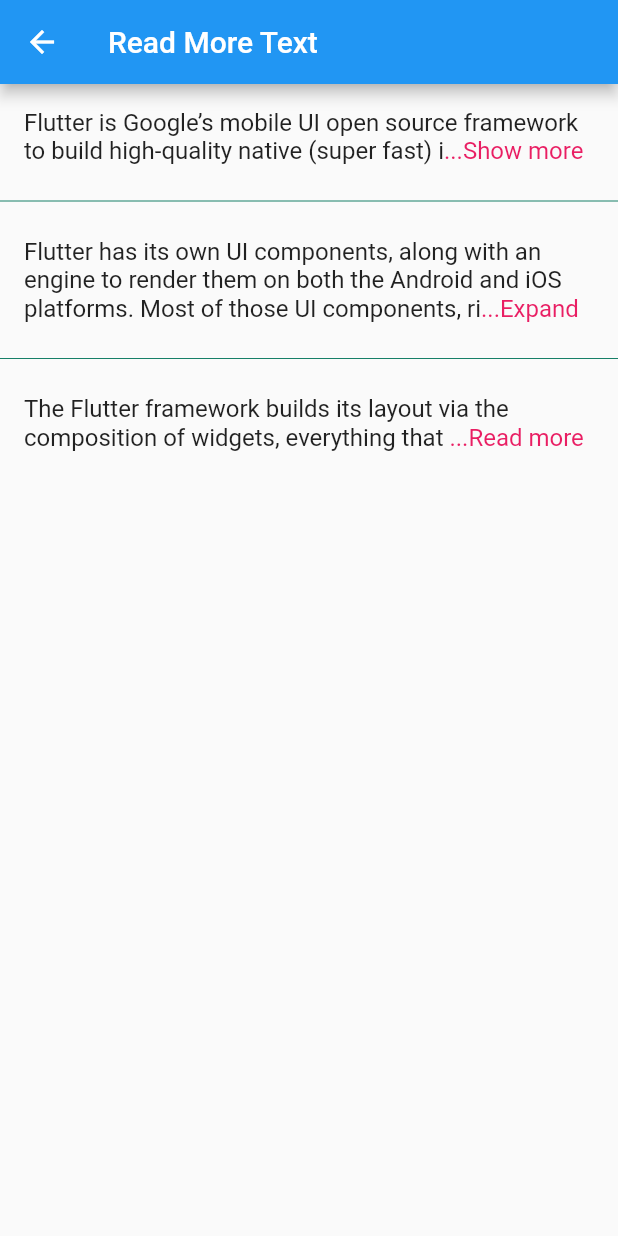
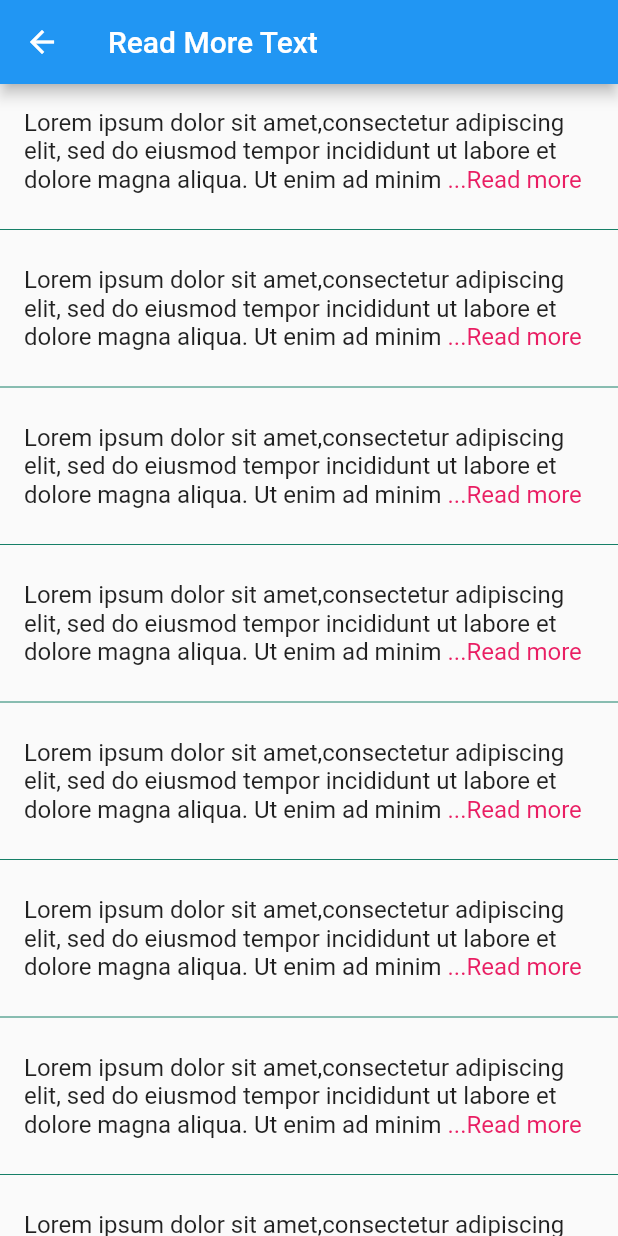
Before and after one commit to elirehema/iirc_flutter_d, a Flutter app: the HelpScreen screen opened directly, on a phone screen of 412 x 824 dp. Run offline on Flutter 3.47's test engine with Material 2 defaults, Android fonts, the phone set to English and light mode, and no system bars; our stand-ins replace backdrop, badges, charts_flutter, connectivity, flutter_secure_storage, font_awesome_flutter and 2 more; accounts and stored records are empty.

Commit message:
Added Iterate function in Help Screen

```diff
--- a/lib/items_widget/read_more_text.dart
+++ b/lib/items_widget/read_more_text.dart
@@ -1,4 +1,3 @@
-
 import 'package:flutter/gestures.dart';
 import 'package:flutter/material.dart';
 
@@ -124,8 +123,7 @@ class ReadMoreTextState extends State<ReadMoreText> {
             textSize.height,
           ));
           endIndex = textPainter.getOffsetBefore(pos.offset);
-        }
-        else {
+        } else {
           var pos = textPainter.getPositionForOffset(
             textSize.bottomLeft(Offset.zero),
           );
--- a/lib/screens/screen_help.dart
+++ b/lib/screens/screen_help.dart
@@ -4,6 +4,13 @@ import 'package:flutter/material.dart';
 import '../items_widget/read_more_text.dart';
 
 class HelpScreen extends StatelessWidget{
+  final String lorem = 'Lorem ipsum dolor sit amet,'+
+  'consectetur adipiscing elit, sed do eiusmod tempor incididunt '+
+  'ut labore et dolore magna aliqua. Ut enim ad minim veniam, quis '+
+  'nostrud exercitation ullamco laboris nisi ut aliquip ex ea commodo consequat.'+
+  ' Duis aute irure dolor in reprehenderit in voluptate velit esse cillum dolore eu fugiat nulla pariatur'+
+   'Excepteur sint occaecat cupidatat non proident, sunt in culpa qui officia deserunt mollit anim id est'+
+    'laborum';
   @override
  Widget build(BuildContext context) {
     return Scaffold(
@@ -20,48 +27,7 @@ class HelpScreen extends StatelessWidget{
         child: SingleChildScrollView(
           child: Column(
             crossAxisAlignment: CrossAxisAlignment.start,
-            children: <Widget>[
-              Padding(
-                padding: const EdgeInsets.all(16.0),
-                child: ReadMoreText(
-                  'Flutter is Google’s mobile UI open source framework to build high-quality native (super fast) interfaces for iOS and Android apps with the unified codebase.',
-                  trimLines: 2,
-                  colorClickableText: Colors.pink,
-                  trimMode: TrimMode.Line,
-                  trimCollapsedText: '...Show more',
-                  trimExpandedText: ' show less',
-                ),
-              ),
-              Divider(
-                color: const Color(0xFF167F67),
-              ),
-              Padding(
-                padding: const EdgeInsets.all(16.0),
-                child: ReadMoreText(
-                  'Flutter has its own UI components, along with an engine to render them on both the Android and iOS platforms. Most of those UI components, right out of the box, conform to the guidelines of Material Design.',
-                  trimLines: 3,
-                  colorClickableText: Colors.pink,
-                  trimMode: TrimMode.Line,
-                  trimCollapsedText: '...Expand',
-                  trimExpandedText: ' Collapse ',
-                ),
-              ),
-
-              Divider(
-                color: const Color(0xFF167F67),
-              ),
-              Padding(
-                padding: const EdgeInsets.all(16.0),
-                child: ReadMoreText(
-                  'The Flutter framework builds its layout via the composition of widgets, everything that you construct programmatically is a widget and these are compiled together to create the user interface. ',
-                  trimLines: 2,
-                  colorClickableText: Colors.pink,
-                  trimMode: TrimMode.Line,
-                  trimCollapsedText: '...Read more',
-                  trimExpandedText: ' Less',
-                ),
-              ),
-            ],
+            children: _createChildren(lorem)
           ),
         ),
       ),
@@ -69,3 +35,27 @@ class HelpScreen extends StatelessWidget{
   }
 
 }
+
+List<int> someList = [1, 2, 3, 4, 5, 6, 7, 8, 9, 10];
+  List<Widget> _createChildren( String text) {
+    return new List<Widget>.generate(10, (int index) {
+      return Column(
+        children: <Widget>[
+           Padding(
+                padding: const EdgeInsets.all(16.0),
+                child: ReadMoreText(
+                  text,
+                  trimLines: 3,
+                  colorClickableText: Colors.pink,
+                  trimMode: TrimMode.Line,
+                  trimCollapsedText: '...Read more',
+                  trimExpandedText: ' Less',
+                ),
+              ),
+               Divider(
+                color: const Color(0xFF167F67),
+              ),
+        ],
+      );
+    });
+  }
```
